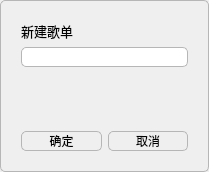
tongtianli/QtMusicPlayer, file playlistWidget/addnewmusiclist.ui: the form before one commit.
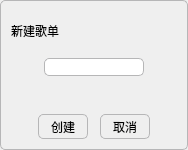
The form after the commit.

Commit message: change to dialog successfully, 弹出的界面能显示在右侧界面上方了

What changed in the file:
```diff
--- a/playlistWidget/addnewmusiclist.ui
+++ b/playlistWidget/addnewmusiclist.ui
@@ -1,44 +1,40 @@
 <?xml version="1.0" encoding="UTF-8"?>
 <ui version="4.0">
  <class>AddNewMusiclist</class>
- <widget class="QWidget" name="AddNewMusiclist">
+ <widget class="QDialog" name="AddNewMusiclist">
   <property name="geometry">
    <rect>
     <x>0</x>
     <y>0</y>
-    <width>209</width>
-    <height>172</height>
+    <width>188</width>
+    <height>150</height>
    </rect>
   </property>
+  <property name="minimumSize">
+   <size>
+    <width>150</width>
+    <height>150</height>
+   </size>
+  </property>
+  <property name="maximumSize">
+   <size>
+    <width>188</width>
+    <height>150</height>
+   </size>
+  </property>
   <property name="windowTitle">
    <string>Form</string>
   </property>
   <property name="styleSheet">
    <string notr="true">QWidget{
-float:left;
-max-width:300px;
-border:1px solid #b6b6b7;
-border-radius:5px;
+	border:1px solid #b6b6b7; 
+	border-radius:5px;
 }
 QLabel{
 	border:none;
 }</string>
   </property>
-  <layout class="QGridLayout" name="gridLayout">
-   <item row="0" column="0">
     <layout class="QVBoxLayout" name="verticalLayout">
-     <property name="leftMargin">
-      <number>10</number>
-     </property>
-     <property name="topMargin">
-      <number>10</number>
-     </property>
-     <property name="rightMargin">
-      <number>10</number>
-     </property>
-     <property name="bottomMargin">
-      <number>10</number>
-     </property>
      <item>
       <layout class="QHBoxLayout" name="horizontalLayout_2">
        <item>
@@ -46,15 +42,9 @@
          <property name="minimumSize">
           <size>
            <width>0</width>
-           <height>20</height>
-          </size>
-         </property>
-         <property name="font">
-          <font>
-           <family>微软雅黑</family>
-           <pointsize>10</pointsize>
-          </font>
-         </property>
+         <height>40</height>
+        </size>
+       </property>
          <property name="text">
           <string>新建歌单</string>
          </property>
@@ -76,25 +66,37 @@
       </layout>
      </item>
      <item>
-      <widget class="QLineEdit" name="lineEdit">
-       <property name="minimumSize">
+    <layout class="QHBoxLayout" name="horizontalLayout_3">
+     <item>
+      <spacer name="horizontalSpacer_5">
+       <property name="orientation">
+        <enum>Qt::Horizontal</enum>
+       </property>
+       <property name="sizeHint" stdset="0">
         <size>
-         <width>0</width>
+         <width>40</width>
          <height>20</height>
         </size>
        </property>
-       <property name="maximumSize">
+      </spacer>
+     </item>
+     <item>
+      <widget class="QLineEdit" name="lineEdit"/>
+     </item>
+     <item>
+      <spacer name="horizontalSpacer_4">
+       <property name="orientation">
+        <enum>Qt::Horizontal</enum>
+       </property>
+       <property name="sizeHint" stdset="0">
         <size>
-         <width>302</width>
+         <width>40</width>
          <height>20</height>
         </size>
        </property>
-       <property name="font">
-        <font>
-         <pointsize>8</pointsize>
-        </font>
-       </property>
-      </widget>
+      </spacer>
+     </item>
+    </layout>
      </item>
      <item>
       <spacer name="verticalSpacer">
@@ -104,34 +106,45 @@
        <property name="sizeHint" stdset="0">
         <size>
          <width>20</width>
-         <height>40</height>
+       <height>20</height>
         </size>
        </property>
       </spacer>
      </item>
      <item>
       <layout class="QHBoxLayout" name="horizontalLayout">
+     <property name="spacing">
+      <number>12</number>
+     </property>
+     <item>
+      <spacer name="horizontalSpacer_3">
+       <property name="orientation">
+        <enum>Qt::Horizontal</enum>
+       </property>
+       <property name="sizeHint" stdset="0">
+        <size>
+         <width>40</width>
+         <height>20</height>
+        </size>
+       </property>
+      </spacer>
+     </item>
        <item>
         <widget class="QPushButton" name="pushButton">
          <property name="minimumSize">
           <size>
-           <width>0</width>
-           <height>20</height>
+         <width>50</width>
+         <height>25</height>
           </size>
          </property>
          <property name="maximumSize">
           <size>
-           <width>999999</width>
-           <height>20</height>
-          </size>
-         </property>
-         <property name="font">
-          <font>
-           <family>微软雅黑</family>
-          </font>
-         </property>
+         <width>16777215</width>
+         <height>25</height>
+        </size>
+       </property>
          <property name="text">
-          <string>确定</string>
+        <string>创建</string>
          </property>
         </widget>
        </item>
@@ -139,27 +152,33 @@
         <widget class="QPushButton" name="pushButton_2">
          <property name="minimumSize">
           <size>
-           <width>20</width>
-           <height>20</height>
+         <width>50</width>
+         <height>25</height>
           </size>
          </property>
          <property name="maximumSize">
           <size>
-           <width>302</width>
-           <height>20</height>
-          </size>
-         </property>
-         <property name="font">
-          <font>
-           <family>微软雅黑</family>
-          </font>
-         </property>
+         <width>16777215</width>
+         <height>25</height>
+        </size>
+       </property>
          <property name="text">
           <string>取消</string>
          </property>
         </widget>
        </item>
-      </layout>
+     <item>
+      <spacer name="horizontalSpacer_2">
+       <property name="orientation">
+        <enum>Qt::Horizontal</enum>
+       </property>
+       <property name="sizeHint" stdset="0">
+        <size>
+         <width>40</width>
+         <height>20</height>
+        </size>
+       </property>
+      </spacer>
      </item>
     </layout>
    </item>
```
Left out of the diff: 2 changed lines with no effect on the pictures. Lines whose indentation alone changed are shown as unchanged. The commit also changes 5 other files.
